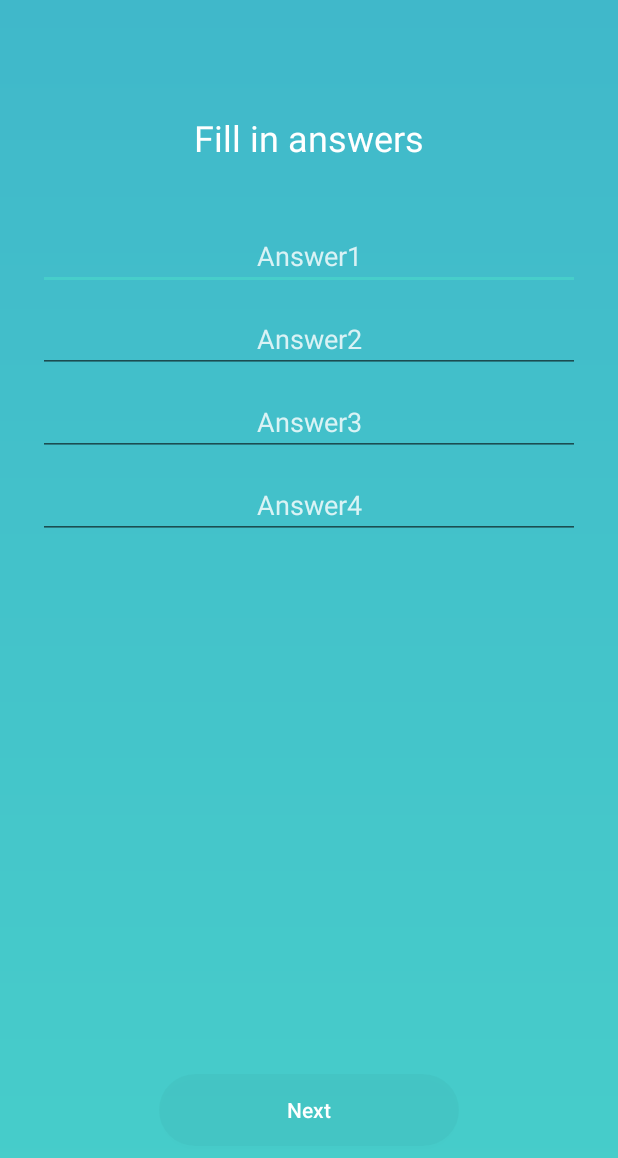
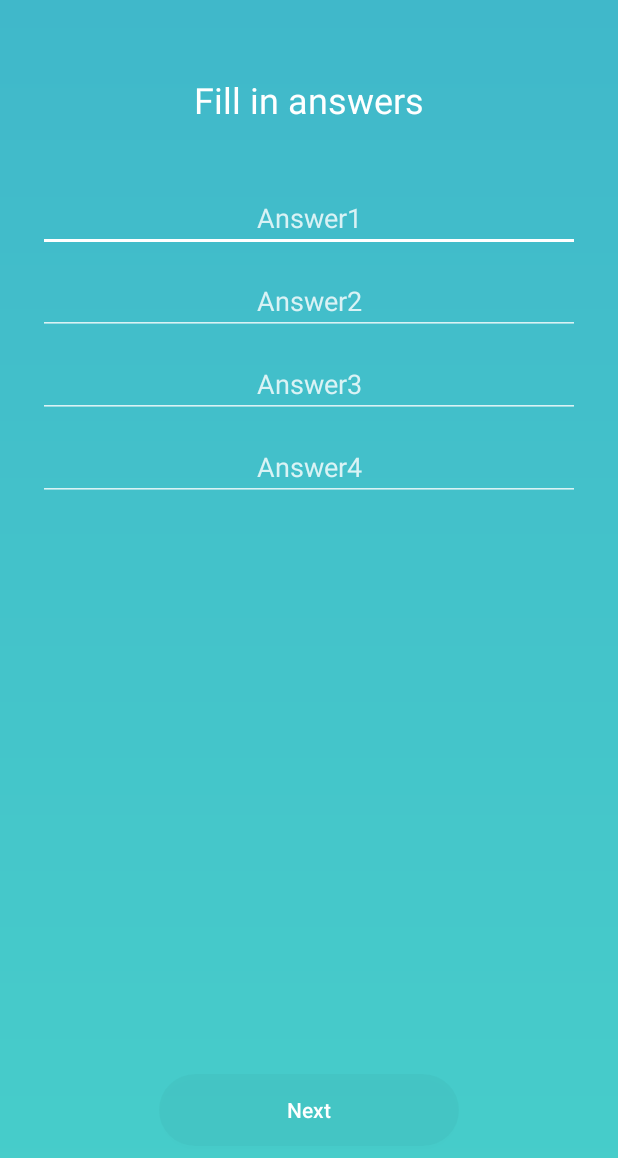
Before and after one commit to nilmedov/EyeAsisstant, an Android app: the layout fragment_fill_in_answers.xml on its own in the app's theme, with its tools: preview values and no code run, on a phone screen of 412 x 824 dp. Shown: the top 1158 px of the screen. Run offline under Robolectric (Android 15) with nearby library versions, the phone set to English and light mode, and no system bars.

Commit message:
cnahged colors and styles

```diff
--- /dev/null
+++ b/app/src/main/res/drawable/bg_action_bar.xml
@@ -0,0 +1,6 @@
+<?xml version="1.0" encoding="utf-8"?>
+<shape xmlns:android="http://schemas.android.com/apk/res/android" android:shape="rectangle" >
+
+    <solid   android:color="@color/bg_action_bar"/>
+
+</shape>
--- a/app/src/main/res/drawable/bg_advertising.xml
+++ b/app/src/main/res/drawable/bg_advertising.xml
@@ -1,4 +1,8 @@
 <?xml version="1.0" encoding="utf-8"?>
 <shape xmlns:android="http://schemas.android.com/apk/res/android">
-    <solid android:color="@android:color/holo_green_light"/>
+    <gradient
+        android:angle="90"
+        android:endColor="@color/color_advertising_end"
+        android:startColor="@color/color_advertising_start"
+        android:type="linear" />
 </shape>
--- a/app/src/main/res/drawable/bg_connected.xml
+++ /dev/null
@@ -1,4 +0,0 @@
-<?xml version="1.0" encoding="utf-8"?>
-<shape xmlns:android="http://schemas.android.com/apk/res/android">
- <solid android:color="@android:color/holo_blue_bright"/>
-</shape>
--- a/app/src/main/res/drawable/bg_discovering.xml
+++ b/app/src/main/res/drawable/bg_discovering.xml
@@ -1,4 +1,8 @@
 <?xml version="1.0" encoding="utf-8"?>
 <shape xmlns:android="http://schemas.android.com/apk/res/android">
-    <solid android:color="@android:color/holo_red_light"/>
+    <gradient
+        android:angle="90"
+        android:endColor="@color/color_discovering_end"
+        android:startColor="@color/color_discovering_start"
+        android:type="linear" />
 </shape>
--- a/app/src/main/res/drawable/bg_idle.xml
+++ /dev/null
@@ -1,4 +0,0 @@
-<?xml version="1.0" encoding="utf-8"?>
-<shape xmlns:android="http://schemas.android.com/apk/res/android">
- <solid android:color="@color/black_overlay"/>
-</shape>
--- a/app/src/main/res/drawable/bg_main.xml
+++ b/app/src/main/res/drawable/bg_main.xml
@@ -4,10 +4,7 @@
     <gradient
         android:angle="90"
         android:endColor="@color/colorPrimary"
-        android:startColor="@color/colorAccent"
+        android:startColor="@color/color_main_end"
         android:type="linear" />
 
-    <corners
-        android:radius="0dp"/>
-
 </shape>
--- a/app/src/main/res/drawable/bg_ready.xml
+++ /dev/null
@@ -1,4 +0,0 @@
-<?xml version="1.0" encoding="utf-8"?>
-<shape xmlns:android="http://schemas.android.com/apk/res/android">
-    <solid android:color="@android:color/darker_gray"/>
-</shape>
--- a/app/src/main/res/layout/fragment_fill_in_answers.xml
+++ b/app/src/main/res/layout/fragment_fill_in_answers.xml
@@ -10,7 +10,7 @@
         android:layout_height="wrap_content"
         android:text="Fill in answers"
         style="@style/TextViewStyle.Header"
-        android:layout_marginTop="75dp"
+        android:layout_marginTop="50dp"
         android:id="@+id/txt_hint"/>
 
     <EditText
--- a/app/src/main/res/layout/fragment_fill_in_question.xml
+++ b/app/src/main/res/layout/fragment_fill_in_question.xml
@@ -10,7 +10,7 @@
         android:layout_height="wrap_content"
         android:text="Fill in question"
         android:id="@+id/txt_hint"
-        android:layout_marginTop="75dp"
+        android:layout_marginTop="50dp"
         style="@style/TextViewStyle.Header"/>
 
     <EditText
--- a/app/src/main/res/layout/fragment_question.xml
+++ b/app/src/main/res/layout/fragment_question.xml
@@ -9,7 +9,7 @@
         android:id="@+id/txt_message"
         android:layout_width="match_parent"
         android:layout_height="wrap_content"
-        android:layout_marginTop="75dp"
+        android:layout_marginTop="50dp"
         android:text="@string/sample"
         style="@style/TextViewStyle.Header"/>
 
--- a/app/src/main/res/values/colors.xml
+++ b/app/src/main/res/values/colors.xml
@@ -1,12 +1,22 @@
 <?xml version="1.0" encoding="utf-8"?>
 <resources>
 	<color name="colorPrimary">#40b8ca</color>
-	<color name="colorPrimaryDark">#303F9F</color>
-	<color name="colorAccent">#47ceca</color>
+	<color name="color_main_end">#47ceca</color>
+	<color name="colorAccent">@android:color/white</color>
+	<color name="colorControlNormal">#cdffffff</color>
 
     <color name="black_overlay">#cd000000</color>
 	<color name="bg_default_btn">#07000000</color>
 	<color name="bg_default_btn_pressed">#09000508</color>
+	<color name="bg_action_bar">#22000508</color>
 	<color name="default_text_color">#ffffff</color>
 	<color name="default_text_color_with_opacity">#cdffffff</color>
+
+	<color name="color_idle_end">#cf8e71</color>
+	<color name="color_idle_start">#e77e5a</color>
+	<color name="color_discovering_end">#d9b888</color>
+	<color name="color_discovering_start">#e0da95</color>
+	<color name="color_advertising_end">#69a673</color>
+	<color name="color_advertising_start">#95e0a1</color>
+
 </resources>
--- a/app/src/main/res/values/themes.xml
+++ b/app/src/main/res/values/themes.xml
@@ -3,6 +3,7 @@
     <style name="AppTheme" parent="Theme.AppCompat.Light.DarkActionBar">
         <item name="colorPrimary">@color/colorPrimary</item>
         <item name="colorAccent">@color/colorAccent</item>
+        <item name="android:colorControlNormal">@color/colorControlNormal</item>
 
         <item name="editTextStyle">@style/EditTextStyle</item>
         <item name="buttonStyle">@style/ButtonStyle</item>
```
Also changed, not shown: app/src/main/java/com/hackathon/healthtech/eyeassistant/activities/BaseActivity.java (+11 -0 lines), app/src/main/java/com/hackathon/healthtech/eyeassistant/activities/ConnectionActivity.java (+2 -6 lines), app/src/main/res/drawable/bg_not_connected.xml (added, +9 -0 lines).
